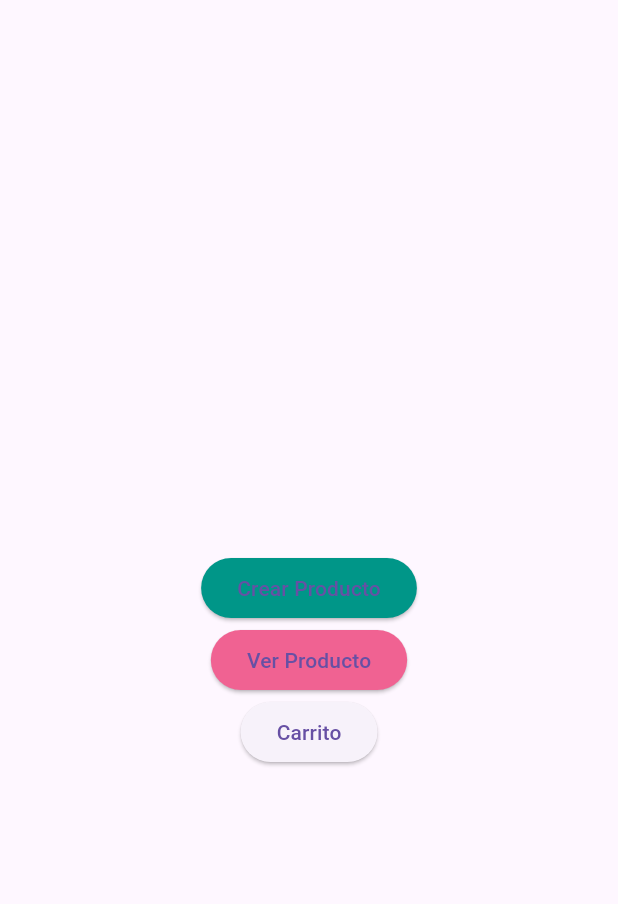
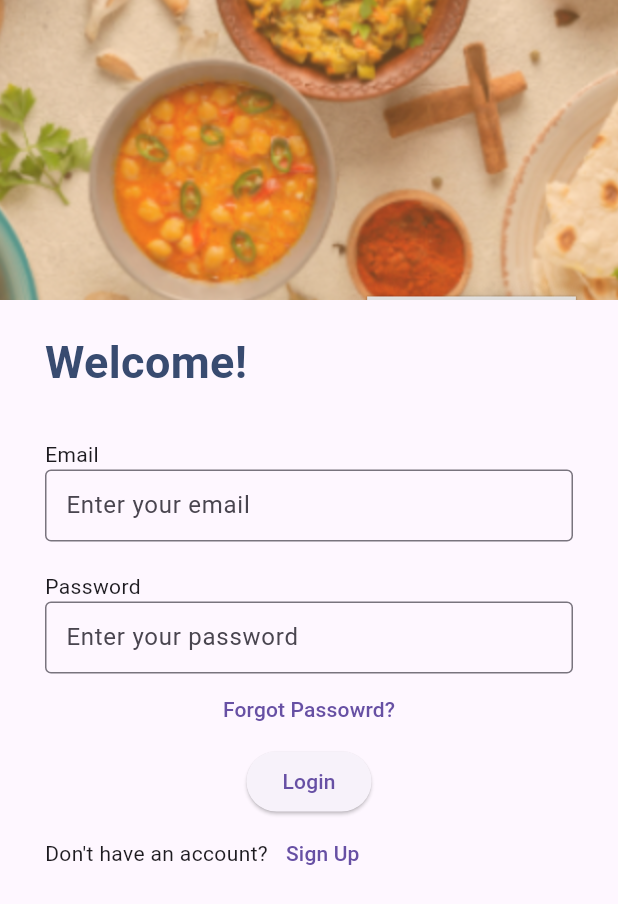
Before and after one commit to ederjgb94/topicostarde, a Flutter app: the screen it shows after launch, on a phone screen of 412 x 824 dp. Shown: the top 904 px of the screen. Run offline on Flutter 3.47's test engine with Material 3 defaults, Android fonts, the phone set to English and light mode, and no system bars; our stand-ins replace google_fonts, hive_flutter; accounts and stored records are empty.

Commit message:
topicos2024-1

```diff
--- a/lib/main.dart
+++ b/lib/main.dart
@@ -1,15 +1,9 @@
 import 'package:flutter/material.dart';
+import 'package:flutter/services.dart';
 import 'package:google_fonts/google_fonts.dart';
 import 'package:hive_flutter/hive_flutter.dart';
-import 'package:topicostarde/producto.dart';
-import 'package:topicostarde/vistas/menu.dart';
-import 'package:topicostarde/vistas/ver_productos.dart';
 
 void main() async {
-  await Hive.initFlutter();
-  Hive.registerAdapter(ProductoAdapter());
-  var box = await Hive.openBox<Producto>('productos');
-
   runApp(const MyApp());
 }
 
@@ -23,7 +17,120 @@ class MyApp extends StatelessWidget {
       theme: ThemeData(
         primarySwatch: Colors.blue,
       ),
-      home: MenuPage(),
+      home: const MyHomePage(),
     );
   }
 }
+
+class MyHomePage extends StatefulWidget {
+  const MyHomePage({super.key});
+
+  @override
+  _MyHomePageState createState() => _MyHomePageState();
+}
+
+class _MyHomePageState extends State<MyHomePage> {
+  int _cont = 0;
+
+  void increment() {
+    setState(() {
+      _cont++;
+    });
+  }
+
+  @override
+  Widget build(BuildContext context) {
+    return Scaffold(
+      appBar: AppBar(
+        toolbarHeight: 200,
+        flexibleSpace: Container(
+          color: Colors.red,
+          child: Image.asset(
+            'assets/imagen.png',
+            fit: BoxFit.cover,
+          ),
+        ),
+        backgroundColor: Colors.transparent,
+        systemOverlayStyle: const SystemUiOverlayStyle(
+          statusBarColor: Colors.transparent,
+          statusBarIconBrightness: Brightness.dark,
+        ),
+        elevation: 0,
+      ),
+      body: Container(
+        child: SingleChildScrollView(
+          padding: const EdgeInsets.symmetric(
+            horizontal: 30,
+            vertical: 20,
+          ),
+          child: Column(
+            mainAxisSize: MainAxisSize.min,
+            children: [
+              const Align(
+                alignment: Alignment.centerLeft,
+                child: Text(
+                  'Welcome!',
+                  textAlign: TextAlign.end,
+                  style: TextStyle(
+                    fontSize: 30,
+                    fontWeight: FontWeight.bold,
+                    color: Color(0xff384B70),
+                  ),
+                ),
+              ),
+              const SizedBox(
+                height: 30,
+              ),
+              const Align(
+                alignment: Alignment.centerLeft,
+                child: Text('Email'),
+              ),
+              const TextField(
+                decoration: InputDecoration(
+                    contentPadding: EdgeInsets.symmetric(
+                      horizontal: 10,
+                    ),
+                    border: OutlineInputBorder(),
+                    hintText: 'Enter your email'),
+              ),
+              const SizedBox(
+                height: 20,
+              ),
+              const Align(
+                alignment: Alignment.centerLeft,
+                child: Text('Password'),
+              ),
+              const TextField(
+                obscureText: true,
+                decoration: InputDecoration(
+                  contentPadding: EdgeInsets.symmetric(
+                    horizontal: 10,
+                  ),
+                  border: OutlineInputBorder(),
+                  hintText: 'Enter your password',
+                ),
+              ),
+              TextButton(
+                onPressed: () {},
+                child: const Text('Forgot Passowrd?'),
+              ),
+              ElevatedButton(
+                onPressed: () {},
+                child: const Text('Login'),
+              ),
+              Row(
+                children: [
+                  const Text('Don\'t have an account?'),
+                  TextButton(
+                    onPressed: () {},
+                    child: const Text('Sign Up'),
+                  ),
+                ],
+              ),
+            ],
+          ),
+        ),
+      ),
+    );
+  }
+}
--- a/lib/producto.dart
+++ /dev/null
@@ -1,45 +0,0 @@
-import 'package:hive_flutter/hive_flutter.dart';
-
-@HiveType(typeId: 0)
-class Producto extends HiveObject {
-  @HiveField(0)
-  String codigo;
-  @HiveField(1)
-  String nombre;
-  @HiveField(2)
-  double precio;
-
-  int cantidad = 0;
-
-  Producto({
-    required this.codigo,
-    required this.nombre,
-    required this.precio,
-  }) {}
-
-  @override
-  String toString() {
-    return 'Producto(codigo: $codigo, nombre: $nombre, precio: $precio)';
-  }
-}
-
-class ProductoAdapter extends TypeAdapter<Producto> {
-  @override
-  final int typeId = 0;
-
-  @override
-  Producto read(BinaryReader reader) {
-    return Producto(
-      codigo: reader.read(),
-      nombre: reader.read(),
-      precio: reader.read(),
-    );
-  }
-
-  @override
-  void write(BinaryWriter writer, Producto obj) {
-    writer.write(obj.codigo);
-    writer.write(obj.nombre);
-    writer.write(obj.precio);
-  }
-}
--- a/lib/vistas/menu.dart
+++ /dev/null
@@ -1,80 +0,0 @@
-import 'package:flutter/material.dart';
-import 'package:hive_flutter/hive_flutter.dart';
-import 'package:topicostarde/producto.dart';
-import 'package:topicostarde/vistas/carrito.dart';
-import 'package:topicostarde/vistas/crear_producto.dart';
-import 'package:topicostarde/vistas/ver_productos.dart';
-
-class MenuPage extends StatelessWidget {
-  MenuPage({super.key});
-
-  @override
-  Widget build(BuildContext context) {
-    var box = Hive.box<Producto>('productos');
-
-    return Scaffold(
-      appBar: AppBar(),
-      body: Center(
-        child: Column(
-          mainAxisAlignment: MainAxisAlignment.center,
-          children: [
-            ElevatedButton(
-              style: ElevatedButton.styleFrom(
-                backgroundColor: Colors.teal,
-              ),
-              onPressed: () {
-                Navigator.push(
-                  context,
-                  MaterialPageRoute(
-                    builder: (c) {
-                      return CrearProducto();
-                    },
-                  ),
-                ).then((value) {
-                  if (value != null) {
-                    Producto producto = value;
-                    box.add(producto);
-                  }
-                });
-              },
-              child: Text(
-                'Crear Producto',
-              ),
-            ),
-            ElevatedButton(
-              style: ElevatedButton.styleFrom(
-                backgroundColor: Colors.pink.shade300,
-              ),
-              onPressed: () {
-                Navigator.push(
-                  context,
-                  MaterialPageRoute(
-                    builder: (c) {
-                      return VerProductosPage();
-                    },
-                  ),
-                );
-              },
-              child: Text(
-                'Ver Producto',
-              ),
-            ),
-            ElevatedButton(
-              onPressed: () {
-                Navigator.push(
-                  context,
-                  MaterialPageRoute(
-                    builder: (c) {
-                      return CarritoPage();
-                    },
-                  ),
-                );
-              },
-              child: Text('Carrito'),
-            ),
-          ],
-        ),
-      ),
-    );
-  }
-}
--- a/pubspec.yaml
+++ b/pubspec.yaml
@@ -61,9 +61,8 @@ flutter:
   uses-material-design: true
 
   # To add assets to your application, add an assets section, like this:
-  # assets:
-  #   - images/a_dot_burr.jpeg
-  #   - images/a_dot_ham.jpeg
+  assets:
+    - assets/
 
   # An image asset can refer to one or more resolution-specific "variants", see
   # https://flutter.dev/assets-and-images/#resolution-aware
```
Also changed, not shown: lib/vistas/carrito.dart (deleted, +0 -108 lines), lib/vistas/crear_producto.dart (deleted, +0 -71 lines), lib/vistas/ver_productos.dart (deleted, +0 -64 lines), lib/widgets/producto_widget.dart (deleted, +0 -34 lines), assets/imagen.png (added), pubspec.lock, 1 other file.
